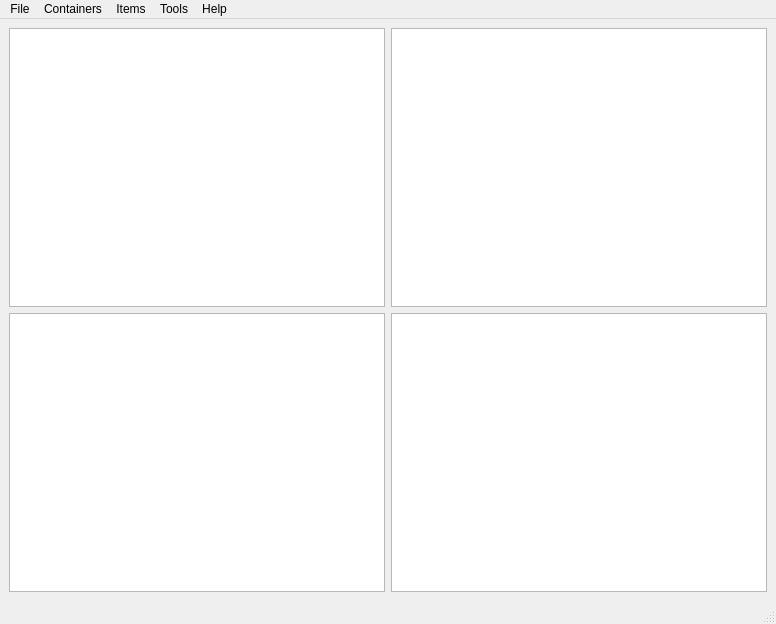
This is interface.ui in TheBurgerOverlord/BSIM as Qt 5 draws it before an edit. The edited form follows.
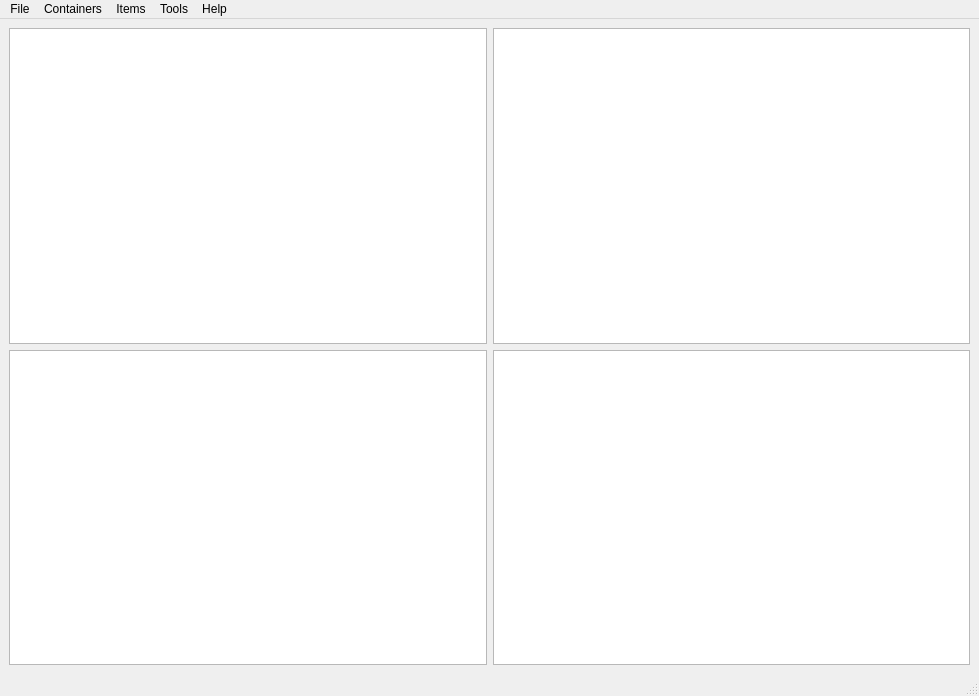
This is the edited form. Icons and pictures are not drawn.

Diff of the .ui file:
```diff
--- a/interface.ui
+++ b/interface.ui
@@ -6,8 +6,8 @@
    <rect>
     <x>0</x>
     <y>0</y>
-    <width>776</width>
-    <height>624</height>
+    <width>979</width>
+    <height>696</height>
    </rect>
   </property>
   <property name="sizePolicy">
@@ -45,7 +45,7 @@
        <number>0</number>
       </property>
       <property name="bottomMargin">
-       <number>1</number>
+       <number>0</number>
       </property>
       <item row="2" column="2">
        <widget class="QListWidget" name="inventoryList">
@@ -92,6 +92,9 @@
       </item>
       <item row="2" column="0">
        <widget class="QTreeWidget" name="storageTree">
+        <property name="columnCount">
+         <number>2</number>
+        </property>
         <property name="supportedDragActions">
          <set>Qt::DropAction::IgnoreAction</set>
         </property>
@@ -103,6 +106,11 @@
           <string notr="true">1</string>
          </property>
         </column>
+        <column>
+         <property name="text">
+          <string notr="true">2</string>
+         </property>
+        </column>
        </widget>
       </item>
      </layout>
@@ -114,7 +122,7 @@
     <rect>
      <x>0</x>
      <y>0</y>
-     <width>776</width>
+     <width>979</width>
      <height>20</height>
     </rect>
    </property>
```
Left out of the diff: 29 changed lines with no effect on the pictures.
